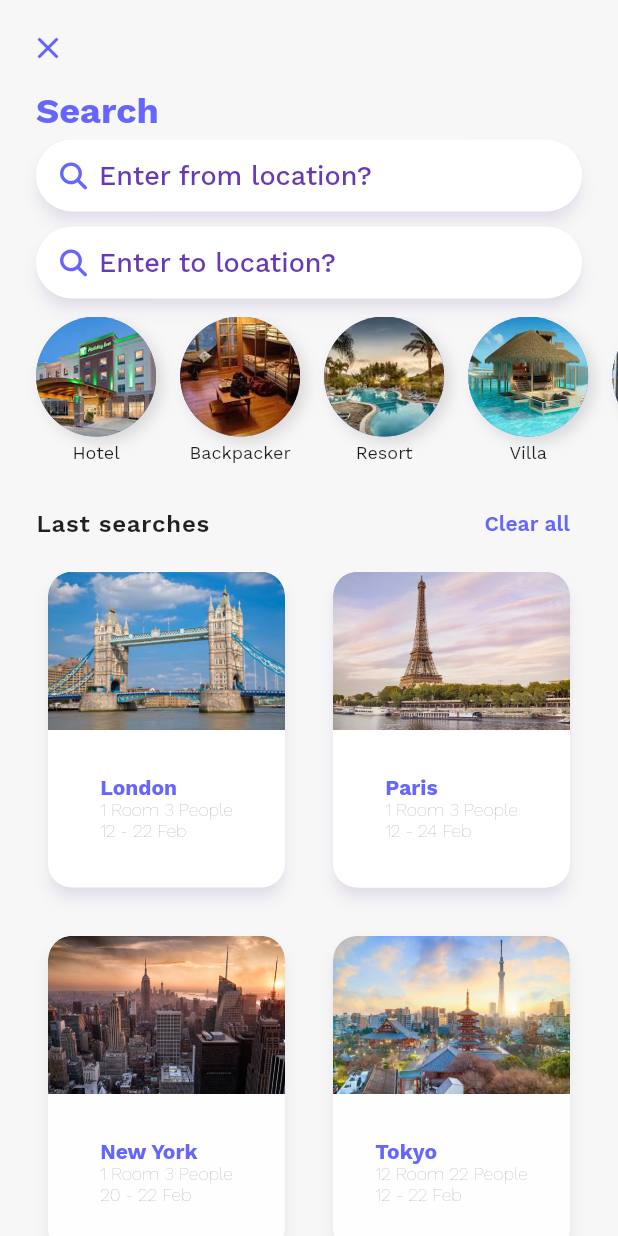
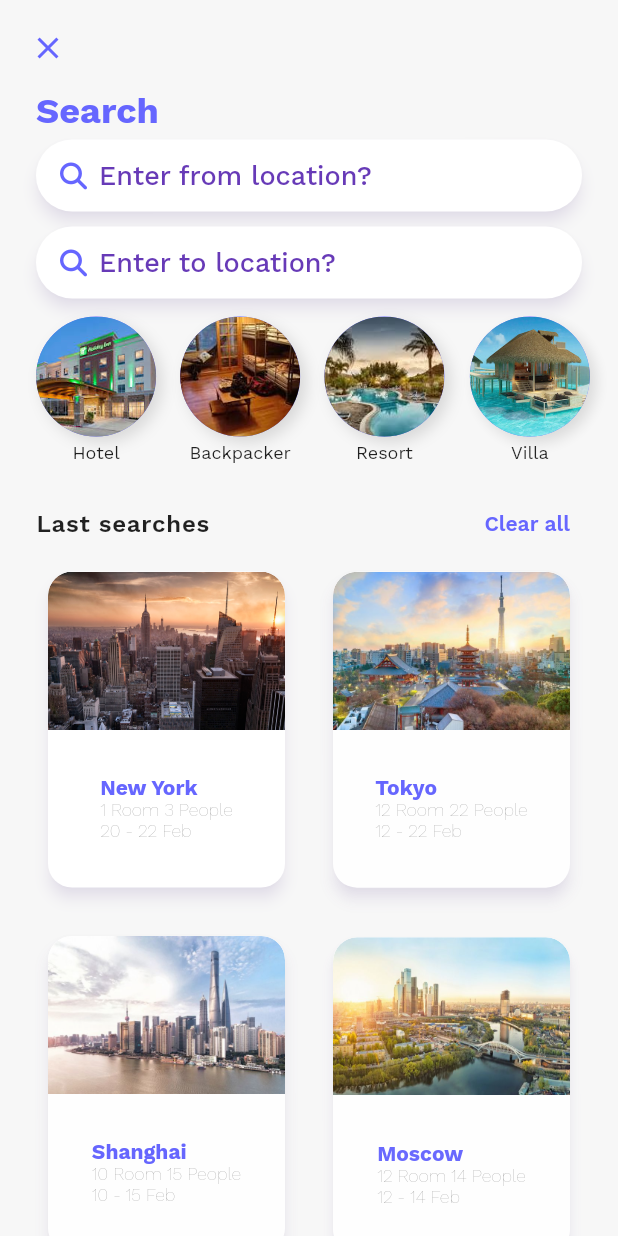
Before and after one commit to jatinkumarsahoo99/sabbus, a Flutter app: the SearchScreen screen opened directly, on a phone screen of 412 x 824 dp. Run offline on Flutter 3.47's test engine with Material 2 defaults, Android fonts, the phone set to English and light mode, and no system bars; our stand-ins replace chewie, flutter_rating_bar, font_awesome_flutter, google_fonts, google_maps_flutter, shared_preferences and 2 more; missing offline and left inert: flutter_vlc_player; accounts and stored records are empty.

Commit message:
by jatin

```diff
--- a/lib/modules/search/hotel_list_data.dart
+++ b/lib/modules/search/hotel_list_data.dart
@@ -108,129 +108,9 @@ class HotelListData {
     ),
   ];
 
-  static List<HotelListData> popularList = [
-    HotelListData(
-      imagePath: Localfiles.popular_1,
-      titleTxt: 'Paris',
-    ),
-    HotelListData(
-      imagePath: Localfiles.popular_2,
-      titleTxt: 'Spain',
-    ),
-    HotelListData(
-      imagePath: Localfiles.popular_3,
-      titleTxt: 'Vernazza',
-    ),
-    HotelListData(
-      imagePath: Localfiles.popular_4,
-      titleTxt: 'London',
-    ),
-    HotelListData(
-      imagePath: Localfiles.popular_5,
-      titleTxt: 'Venice',
-    ),
-    HotelListData(
-      imagePath: Localfiles.popular_6,
-      titleTxt: 'Diamond Head',
-    ),
-  ];
 
-  static List<HotelListData> reviewsList = [
-    HotelListData(
-      imagePath: Localfiles.avatar1,
-      titleTxt: 'Alexia Jane',
-      subTxt:
-      'This is located in a great spot close to shops and bars, very quiet location',
-      rating: 8.0,
-      dateTxt: '21 May, 2019',
-    ),
-    HotelListData(
-      imagePath: Localfiles.avatar3,
-      titleTxt: 'Jacky Depp',
-      subTxt:
-      'Good staff, very comfortable bed, very quiet location, place could do with an update',
-      rating: 8.0,
-      dateTxt: '21 May, 2019',
-    ),
-    HotelListData(
-      imagePath: Localfiles.avatar5,
-      titleTxt: 'Alex Carl',
-      subTxt:
-      'This is located in a great spot close to shops and bars, very quiet location',
-      rating: 6.0,
-      dateTxt: '21 May, 2019',
-    ),
-    HotelListData(
-      imagePath: Localfiles.avatar2,
-      titleTxt: 'May June',
-      subTxt:
-      'Good staff, very comfortable bed, very quiet location, place could do with an update',
-      rating: 9.0,
-      dateTxt: '21 May, 2019',
-    ),
-    HotelListData(
-      imagePath: Localfiles.avatar4,
-      titleTxt: 'Lesley Rivas',
-      subTxt:
-      'This is located in a great spot close to shops and bars, very quiet location',
-      rating: 8.0,
-      dateTxt: '21 May, 2019',
-    ),
-    HotelListData(
-      imagePath: Localfiles.avatar6,
-      titleTxt: 'Carlos Lasmar',
-      subTxt:
-      'Good staff, very comfortable bed, very quiet location, place could do with an update',
-      rating: 7.0,
-      dateTxt: '21 May, 2019',
-    ),
-    HotelListData(
-      imagePath: Localfiles.avatar7,
-      titleTxt: 'Oliver Smith',
-      subTxt:
-      'This is located in a great spot close to shops and bars, very quiet location',
-      rating: 9.0,
-      dateTxt: '21 May, 2019',
-    ),
-  ];
 
-  static List<HotelListData> romeList = [
-    HotelListData(
-        imagePath:
-        'assets/images/room_1.jpg assets/images/room_2.jpg assets/images/room_3.jpg',
-        titleTxt: 'Deluxe Room',
-        perNight: 180,
-        dateTxt: 'Sleeps 3 people',
-        roomData: RoomData(2, 2)),
-    HotelListData(
-        imagePath:
-        'assets/images/room_4.jpg assets/images/room_5.jpg assets/images/room_6.jpg',
-        titleTxt: 'Premium Room',
-        perNight: 200,
-        dateTxt: 'Sleeps 3 people + 2 children',
-        roomData: RoomData(3, 2)),
-    HotelListData(
-        imagePath:
-        'assets/images/room_7.jpg assets/images/room_8.jpg assets/images/room_9.jpg',
-        titleTxt: 'Queen Room',
-        perNight: 240,
-        dateTxt: 'Sleeps 4 people + 4 children',
-        roomData: RoomData(4, 4)),
-    HotelListData(
-        imagePath:
-        'assets/images/room_10.jpg assets/images/room_11.jpg assets/images/room_12.jpg',
-        titleTxt: 'King Room',
-        perNight: 240,
-        dateTxt: 'Sleeps 4 people + 4 children',
-        roomData: RoomData(4, 4)),
-    HotelListData(
-        imagePath:
-        'assets/images/room_11.jpg assets/images/room_1.jpg assets/images/room_2.jpg',
-        titleTxt: 'Hollywood Twin\nRoom',
-        perNight: 260,
-        dateTxt: 'Sleeps 4 people + 4 children',
-        roomData: RoomData(4, 4)),
-  ];
+
 
   static List<HotelListData> hotelTypeList = [
     HotelListData(
@@ -253,47 +133,8 @@ class HotelListData {
       titleTxt: 'villa_data',
       isSelected: false,
     ),
-    HotelListData(
-      imagePath: Localfiles.hotel_Type_5,
-      titleTxt: 'apartment',
-      isSelected: false,
-    ),
-    HotelListData(
-      imagePath: Localfiles.hotel_Type_6,
-      titleTxt: 'guest_house',
-      isSelected: false,
-    ),
-    HotelListData(
-      imagePath: Localfiles.hotel_Type_7,
-      titleTxt: 'motel',
-      isSelected: false,
-    ),
-    HotelListData(
-      imagePath: Localfiles.hotel_Type_8,
-      titleTxt: 'accommodation',
-      isSelected: false,
-    ),
-    HotelListData(
-      imagePath: Localfiles.hotel_Type_9,
-      titleTxt: 'Bed_breakfast',
-      isSelected: false,
-    ),
   ];
   static List<HotelListData> lastsSearchesList = [
-    HotelListData(
-      imagePath: Localfiles.popular_4,
-      titleTxt: 'London',
-      roomData: RoomData(1, 3),
-      date: DateText(12, 22),
-      dateTxt: '12 - 22 Dec',
-    ),
-    HotelListData(
-      imagePath: Localfiles.popular_1,
-      titleTxt: 'Paris',
-      roomData: RoomData(1, 3),
-      date: DateText(12, 24),
-      dateTxt: '12 - 24 Sep',
-    ),
     HotelListData(
       imagePath: Localfiles.city_3,
       titleTxt: 'New York',
```
Also changed, not shown: assets/images/hotel_Type_5.jpg (deleted), assets/images/hotel_Type_6.jpg (deleted), assets/images/hotel_Type_7.jpg (deleted), assets/images/hotel_Type_8.jpg (deleted), assets/images/hotel_Type_9.jpg (deleted), assets/images/hotel_room_1.jpg (deleted), assets/images/hotel_room_2.jpg (deleted), assets/images/hotel_room_3.jpg (deleted), assets/images/hotel_room_4.jpg (deleted), assets/images/hotel_room_5.jpg (deleted), assets/images/popular_1.jpg (deleted), assets/images/popular_2.jpg (deleted), assets/images/popular_4.jpg (deleted).
